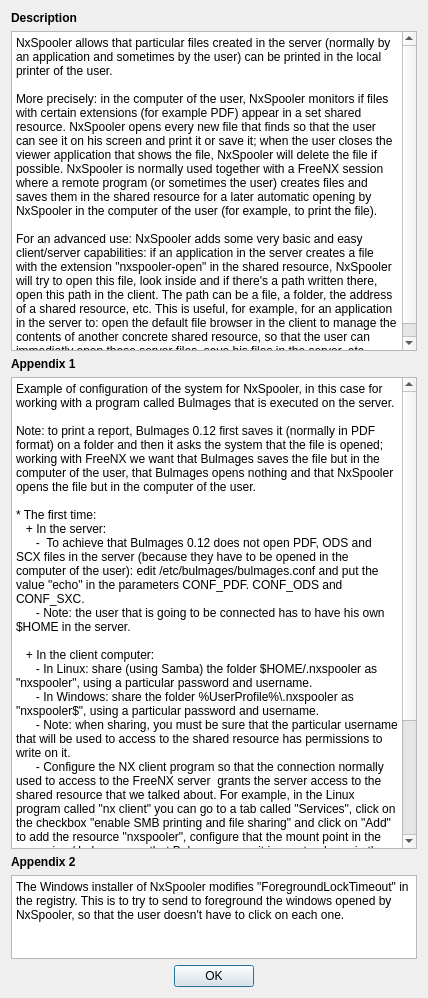
Before: the Qt Designer form trunk/helpDialog.ui in BackupTheBerlios/nxspooler-svn, drawn with Qt 5.
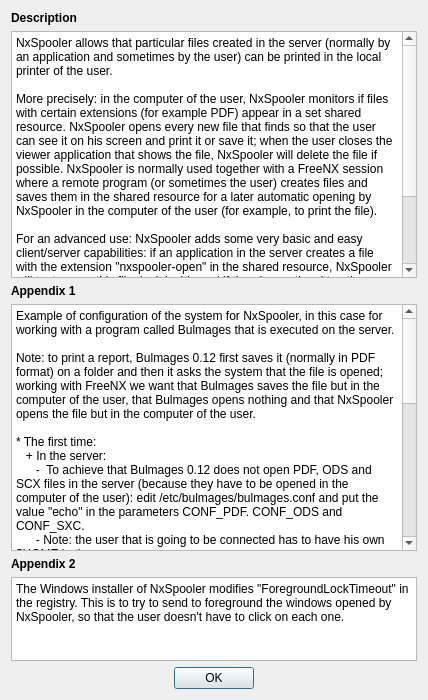
After: the same form once the commit is applied. Icons and pictures are not drawn.

Commit message: Minor label and size changes.

Patch:
```diff
--- a/trunk/helpDialog.ui
+++ b/trunk/helpDialog.ui
@@ -10,7 +10,7 @@
     <x>0</x>
     <y>0</y>
     <width>428</width>
-    <height>998</height>
+    <height>700</height>
    </rect>
   </property>
   <property name="windowTitle">
```
The commit also changes 1 other file.
